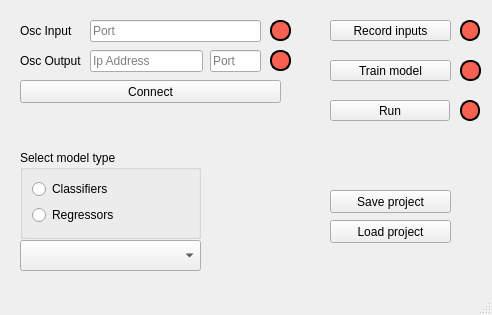
First picture: the form in synthedge/gui/qt/untitled.ui, repository bruggor10/SynthEdge, before the edit.
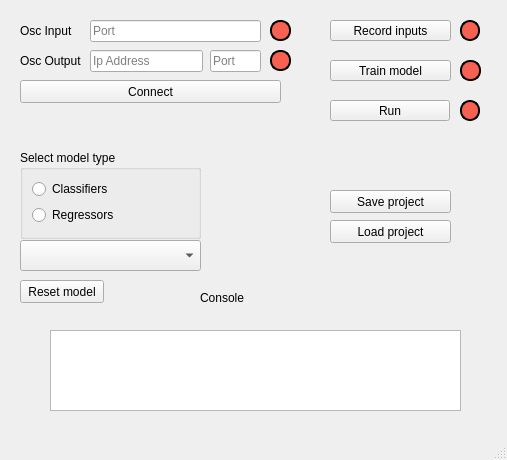
Second picture: the form after the edit.

Commit message: GUI console for logging activity

Patch:
```diff
--- a/synthedge/gui/qt/untitled.ui
+++ b/synthedge/gui/qt/untitled.ui
@@ -6,8 +6,8 @@
    <rect>
     <x>0</x>
     <y>0</y>
-    <width>492</width>
-    <height>315</height>
+    <width>507</width>
+    <height>460</height>
    </rect>
   </property>
   <property name="windowTitle">
@@ -321,6 +321,42 @@
      <string>Load project</string>
     </property>
    </widget>
+   <widget class="QLabel" name="label_3">
+    <property name="geometry">
+     <rect>
+      <x>200</x>
+      <y>290</y>
+      <width>58</width>
+      <height>15</height>
+     </rect>
+    </property>
+    <property name="text">
+     <string>Console</string>
+    </property>
+   </widget>
+   <widget class="QPlainTextEdit" name="console">
+    <property name="geometry">
+     <rect>
+      <x>50</x>
+      <y>330</y>
+      <width>411</width>
+      <height>81</height>
+     </rect>
+    </property>
+   </widget>
+   <widget class="QPushButton" name="reset_btn">
+    <property name="geometry">
+     <rect>
+      <x>20</x>
+      <y>280</y>
+      <width>84</width>
+      <height>23</height>
+     </rect>
+    </property>
+    <property name="text">
+     <string>Reset model</string>
+    </property>
+   </widget>
   </widget>
   <widget class="QMenuBar" name="menubar">
    <property name="geometry">
```
Left out of the diff: 2 changed lines with no effect on the pictures. The commit also changes 6 other files.
